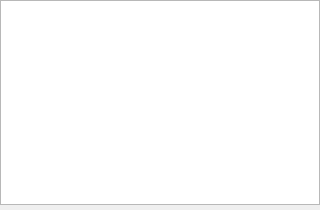
Above: game-of-go-qt-ui/game-of-go-qt-ui/scoreboardwidget.ui from Aylesworth/game-of-go before the change. Below: the same form after it.
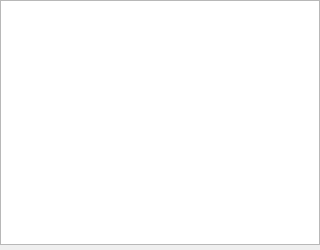
That is the form after the change.

```diff
--- a/game-of-go-qt-ui/game-of-go-qt-ui/scoreboardwidget.ui
+++ b/game-of-go-qt-ui/game-of-go-qt-ui/scoreboardwidget.ui
@@ -7,7 +7,7 @@
     <x>0</x>
     <y>0</y>
     <width>320</width>
-    <height>210</height>
+    <height>250</height>
    </rect>
   </property>
   <property name="windowTitle">
@@ -19,7 +19,7 @@
      <x>0</x>
      <y>0</y>
      <width>320</width>
-     <height>205</height>
+     <height>245</height>
     </rect>
    </property>
   </widget>
```
